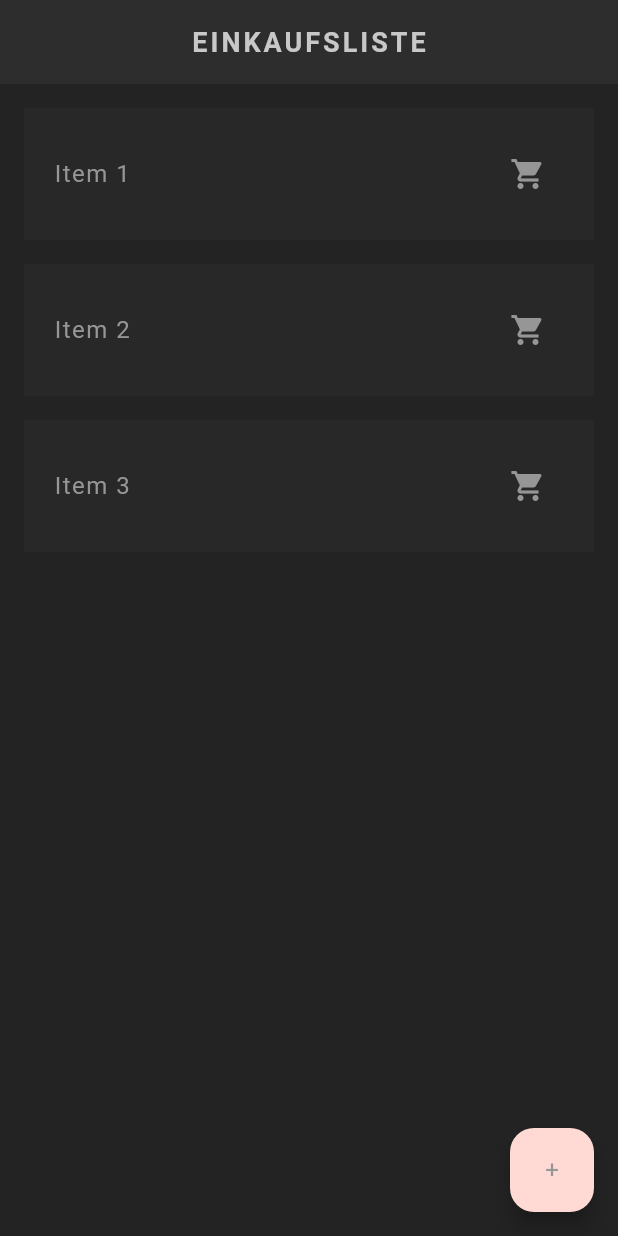
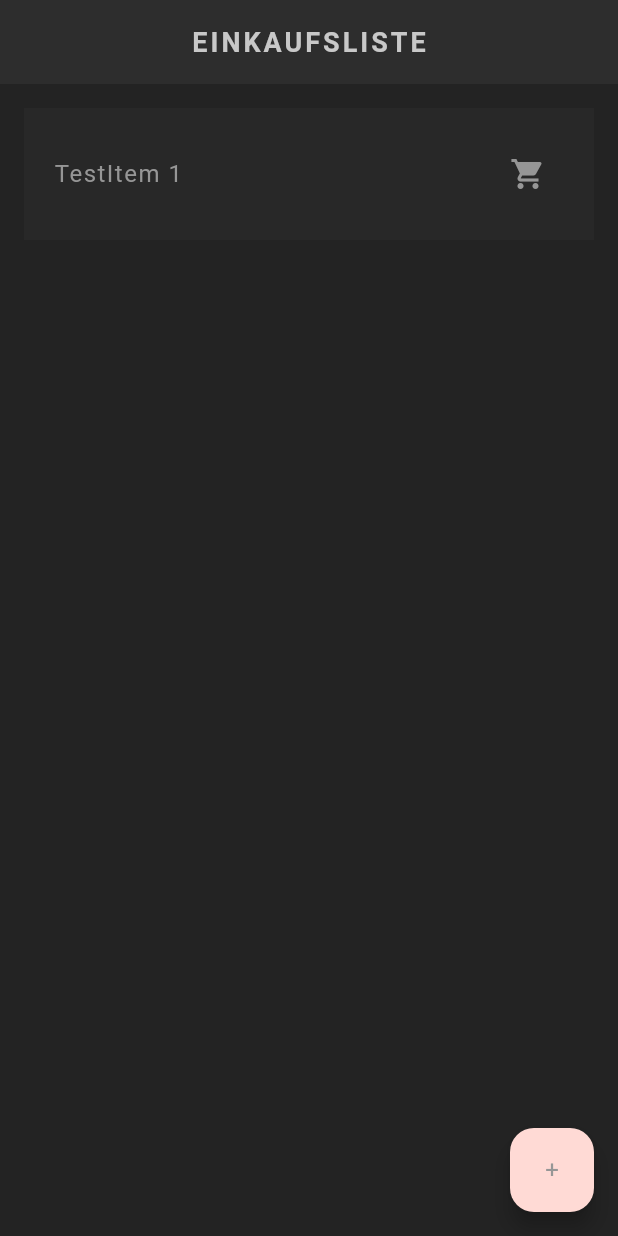
Before and after one commit to HarleyDavidson86/syncshoppinglist, a Flutter app: the screen it shows after launch, after a tap on an icon or button, on a phone screen of 412 x 824 dp. Run offline on Flutter 3.47's test engine with Material 3 defaults, Android fonts, the phone set to English and light mode, and no system bars; our stand-ins replace google_fonts; Roboto replaces fonts that are missing (Kanit).

Commit message:
Replaced old list with service

```diff
--- a/lib/screens/home/home.dart
+++ b/lib/screens/home/home.dart
@@ -1,5 +1,6 @@
 import 'package:flutter/material.dart';
 import 'package:syncshoppinglist/screens/home/shoppingitem_card.dart';
+import 'package:syncshoppinglist/services/item_service.dart';
 import 'package:syncshoppinglist/shared/styled_text.dart';
 
 class Home extends StatefulWidget {
@@ -11,7 +12,13 @@ class Home extends StatefulWidget {
 
 class _HomeState extends State<Home> {
 
-  var items = ['Item 1','Item 2','Item 3'];
+  ShoppingitemService service = ShoppingitemService();
+
+  void addItemToList() {
+    setState(() {
+      service.addItem("TestItem ${service.getItemCount()+1}");
+    });
+  }
 
   @override
   Widget build(BuildContext context) {
@@ -20,7 +27,7 @@ class _HomeState extends State<Home> {
         title: const StyledTitle("Einkaufsliste"),
       ),
       floatingActionButton: FloatingActionButton(
-        onPressed: () {},
+        onPressed: addItemToList,
         child: const StyledText('+'),
       ),
       body: Container(
@@ -30,9 +37,9 @@ class _HomeState extends State<Home> {
             Expanded(
               child: ListView.builder(
                 itemBuilder: (_, index) {
-                  return ShoppingitemCard(items[index]);
+                  return ShoppingitemCard(service.getItemAtIndex(index));
                 },
-                itemCount: items.length,
+                itemCount: service.getItemCount(),
               ),
             ),
           ],
```
